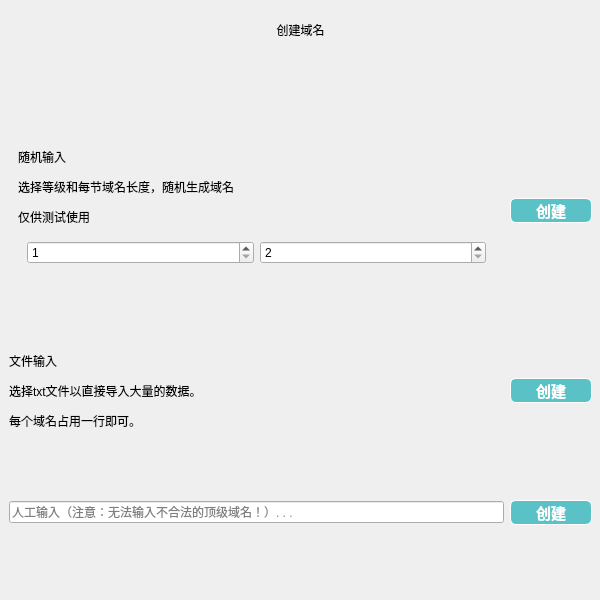
Qt form src/establishdialog.ui (Miki-Riako/Internet-Domain-Name-Information-Management-System) before a commit.
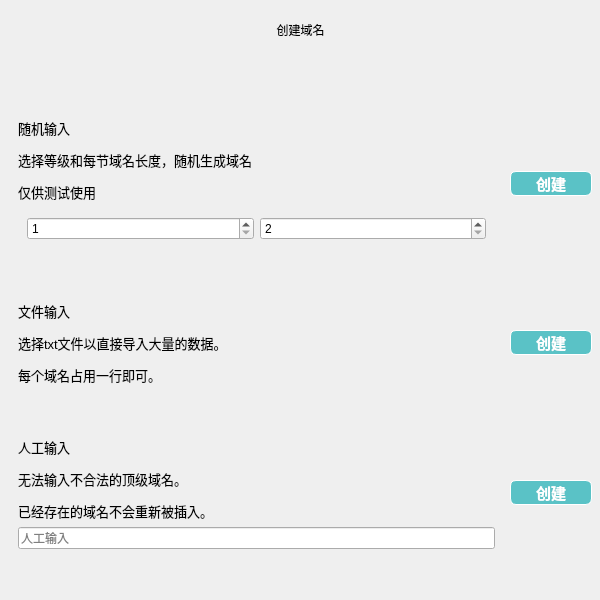
The same form after that commit. Icons and pictures are not drawn. Custom widgets are drawn as their Qt base class.

Diff of the .ui file:
```diff
--- a/src/establishdialog.ui
+++ b/src/establishdialog.ui
@@ -79,16 +79,132 @@
        </size>
       </property>
       <layout class="QGridLayout" name="gridLayout">
+       <item row="3" column="1">
+        <widget class="QPushButton" name="peopleButton">
+         <property name="minimumSize">
+          <size>
+           <width>82</width>
+           <height>20</height>
+          </size>
+         </property>
+         <property name="cursor">
+          <cursorShape>PointingHandCursor</cursorShape>
+         </property>
+         <property name="styleSheet">
+          <string notr="true">QPushButton {
+	border: 0.5px solid white;
+	border-radius: 6px;
+	background-color: rgb(90, 194, 198);
+	min-width: 80px;
+	font-family: &quot;Times New Roman&quot;;
+	font-size: 11pt;
+	font-weight: bold;
+	color: white;
+}
+
+QPushButton:hover {
+	border: 0.5px solid white;
+	border-radius: 6px;
+	background-color: #1fab89;
+	min-width: 80px;
+	font-family: &quot;Times New Roman&quot;;
+	font-size: 10pt;
+	font-weight: bold;
+	color: white;
+}</string>
+         </property>
+         <property name="text">
+          <string>创建</string>
+         </property>
+        </widget>
+       </item>
+       <item row="3" column="0">
+        <widget class="QWidget" name="widget_4" native="true">
+         <layout class="QVBoxLayout" name="verticalLayout_3">
+          <property name="topMargin">
+           <number>3</number>
+          </property>
+          <property name="bottomMargin">
+           <number>3</number>
+          </property>
+          <item>
+           <widget class="QLabel" name="label_3">
+            <property name="styleSheet">
+             <string notr="true">font: 12pt &quot;Microsoft YaHei UI&quot;;</string>
+            </property>
+            <property name="text">
+             <string>&lt;html&gt;&lt;head/&gt;&lt;body&gt;&lt;p&gt;&lt;span style=&quot; font-size:10pt;&quot;&gt;人工输入&lt;/span&gt;&lt;/p&gt;&lt;p&gt;&lt;span style=&quot; font-size:10pt;&quot;&gt;无法输入不合法的顶级域名。&lt;/span&gt;&lt;/p&gt;&lt;p&gt;&lt;span style=&quot; font-size:10pt;&quot;&gt;已经存在的域名不会重新被插入。&lt;/span&gt;&lt;/p&gt;&lt;/body&gt;&lt;/html&gt;</string>
+            </property>
+           </widget>
+          </item>
+          <item>
+           <widget class="QtMaterialAutoComplete" name="searchLineEdit">
+            <property name="echoMode">
+             <enum>QLineEdit::Normal</enum>
+            </property>
+            <property name="placeholderText">
+             <string>人工输入</string>
+            </property>
+           </widget>
+          </item>
+         </layout>
+        </widget>
+       </item>
+       <item row="0" column="1">
+        <widget class="QPushButton" name="randomButton">
+         <property name="minimumSize">
+          <size>
+           <width>82</width>
+           <height>20</height>
+          </size>
+         </property>
+         <property name="cursor">
+          <cursorShape>PointingHandCursor</cursorShape>
+         </property>
+         <property name="styleSheet">
+          <string notr="true">QPushButton {
+	border: 0.5px solid white;
+	border-radius: 6px;
+	background-color: rgb(90, 194, 198);
+	min-width: 80px;
+	font-family: &quot;Times New Roman&quot;;
+	font-size: 11pt;
+	font-weight: bold;
+	color: white;
+}
+
+QPushButton:hover {
+	border: 0.5px solid white;
+	border-radius: 6px;
+	background-color: #1fab89;
+	min-width: 80px;
+	font-family: &quot;Times New Roman&quot;;
+	font-size: 10pt;
+	font-weight: bold;
+	color: white;
+}</string>
+         </property>
+         <property name="text">
+          <string>创建</string>
+         </property>
+        </widget>
+       </item>
        <item row="0" column="0">
         <widget class="QWidget" name="widget_6" native="true">
          <layout class="QVBoxLayout" name="verticalLayout_2">
+          <property name="topMargin">
+           <number>3</number>
+          </property>
+          <property name="bottomMargin">
+           <number>3</number>
+          </property>
           <item>
            <widget class="QLabel" name="label_2">
             <property name="styleSheet">
              <string notr="true">font: 12pt &quot;Microsoft YaHei UI&quot;;</string>
             </property>
             <property name="text">
-             <string>&lt;html&gt;&lt;head/&gt;&lt;body&gt;&lt;p&gt;随机输入&lt;/p&gt;&lt;p&gt;选择等级和每节域名长度，随机生成域名&lt;/p&gt;&lt;p&gt;仅供测试使用&lt;/p&gt;&lt;/body&gt;&lt;/html&gt;</string>
+             <string>&lt;html&gt;&lt;head/&gt;&lt;body&gt;&lt;p&gt;&lt;span style=&quot; font-size:10pt;&quot;&gt;随机输入&lt;/span&gt;&lt;/p&gt;&lt;p&gt;&lt;span style=&quot; font-size:10pt;&quot;&gt;选择等级和每节域名长度，随机生成域名&lt;/span&gt;&lt;/p&gt;&lt;p&gt;&lt;span style=&quot; font-size:10pt;&quot;&gt;仅供测试使用&lt;/span&gt;&lt;/p&gt;&lt;/body&gt;&lt;/html&gt;</string>
             </property>
            </widget>
           </item>
@@ -127,106 +243,30 @@
          </layout>
         </widget>
        </item>
-       <item row="1" column="1">
-        <widget class="QPushButton" name="fileButton">
-         <property name="minimumSize">
-          <size>
-           <width>82</width>
-           <height>20</height>
-          </size>
-         </property>
-         <property name="cursor">
-          <cursorShape>PointingHandCursor</cursorShape>
-         </property>
-         <property name="styleSheet">
-          <string notr="true">QPushButton {
-	border: 0.5px solid white;
-	border-radius: 6px;
-	background-color: rgb(90, 194, 198);
-	min-width: 80px;
-	font-family: &quot;Times New Roman&quot;;
-	font-size: 11pt;
-	font-weight: bold;
-	color: white;
-}
-
-QPushButton:hover {
-	border: 0.5px solid white;
-	border-radius: 6px;
-	background-color: #1fab89;
-	min-width: 80px;
-	font-family: &quot;Times New Roman&quot;;
-	font-size: 10pt;
-	font-weight: bold;
-	color: white;
-}</string>
-         </property>
-         <property name="text">
-          <string>创建</string>
-         </property>
-        </widget>
-       </item>
        <item row="2" column="0">
-        <widget class="QtMaterialAutoComplete" name="searchLineEdit">
-         <property name="echoMode">
-          <enum>QLineEdit::Normal</enum>
-         </property>
-         <property name="placeholderText">
-          <string>人工输入（注意：无法输入不合法的顶级域名！）. . .</string>
-         </property>
-        </widget>
-       </item>
-       <item row="1" column="0">
-        <widget class="QLabel" name="label">
-         <property name="styleSheet">
-          <string notr="true">font: 12pt &quot;Microsoft YaHei UI&quot;;</string>
-         </property>
-         <property name="text">
-          <string>&lt;html&gt;&lt;head/&gt;&lt;body&gt;&lt;p&gt;文件输入&lt;/p&gt;&lt;p&gt;选择txt文件以直接导入大量的数据。&lt;/p&gt;&lt;p&gt;每个域名占用一行即可。&lt;/p&gt;&lt;/body&gt;&lt;/html&gt;</string>
-         </property>
-        </widget>
-       </item>
-       <item row="0" column="1">
-        <widget class="QPushButton" name="randomButton">
-         <property name="minimumSize">
-          <size>
-           <width>82</width>
-           <height>20</height>
-          </size>
-         </property>
-         <property name="cursor">
-          <cursorShape>PointingHandCursor</cursorShape>
-         </property>
-         <property name="styleSheet">
-          <string notr="true">QPushButton {
-	border: 0.5px solid white;
-	border-radius: 6px;
-	background-color: rgb(90, 194, 198);
-	min-width: 80px;
-	font-family: &quot;Times New Roman&quot;;
-	font-size: 11pt;
-	font-weight: bold;
-	color: white;
-}
-
-QPushButton:hover {
-	border: 0.5px solid white;
-	border-radius: 6px;
-	background-color: #1fab89;
-	min-width: 80px;
-	font-family: &quot;Times New Roman&quot;;
-	font-size: 10pt;
-	font-weight: bold;
-	color: white;
-}</string>
-         </property>
-         <property name="text">
-          <string>创建</string>
-         </property>
+        <widget class="QWidget" name="widget_5" native="true">
+         <layout class="QVBoxLayout" name="verticalLayout_4">
+          <property name="topMargin">
+           <number>3</number>
+          </property>
+          <property name="bottomMargin">
+           <number>3</number>
+          </property>
+          <item>
+           <widget class="QLabel" name="label">
+            <property name="styleSheet">
+             <string notr="true">font: 12pt &quot;Microsoft YaHei UI&quot;;</string>
+            </property>
+            <property name="text">
+             <string>&lt;html&gt;&lt;head/&gt;&lt;body&gt;&lt;p&gt;&lt;span style=&quot; font-size:10pt;&quot;&gt; 文件输入&lt;/span&gt;&lt;/p&gt;&lt;p&gt;&lt;span style=&quot; font-size:10pt;&quot;&gt; 选择txt文件以直接导入大量的数据。&lt;/span&gt;&lt;/p&gt;&lt;p&gt;&lt;span style=&quot; font-size:10pt;&quot;&gt; 每个域名占用一行即可。&lt;/span&gt;&lt;/p&gt;&lt;/body&gt;&lt;/html&gt;</string>
+            </property>
+           </widget>
+          </item>
+         </layout>
         </widget>
        </item>
        <item row="2" column="1">
-        <widget class="QPushButton" name="peopleButton">
+        <widget class="QPushButton" name="fileButton">
          <property name="minimumSize">
           <size>
            <width>82</width>
```
